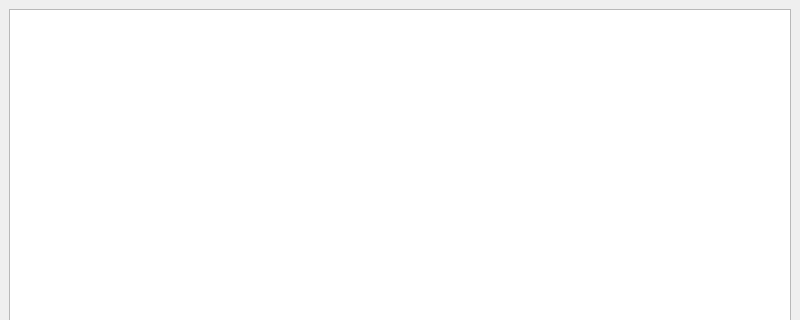
evopedia/evopedia_qt, file src/dumpSettings.ui: the form before one commit; both pictures show x 0 to 800 and y 0 to 320 of the 800 by 600 pixel window.
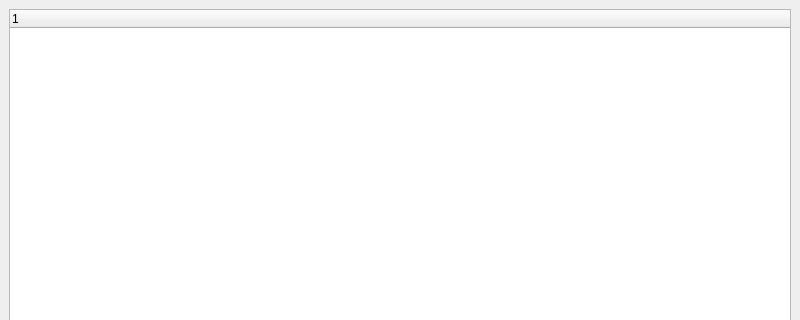
The form after the commit. Custom widgets are drawn as their Qt base class.

```diff
--- a/src/dumpSettings.ui
+++ b/src/dumpSettings.ui
@@ -15,9 +15,6 @@
   </property>
   <widget class="QWidget" name="centralwidget">
    <layout class="QGridLayout" name="gridLayout">
-    <item row="0" column="0" colspan="3">
-     <widget class="TreeView" name="treeView"/>
-    </item>
     <item row="1" column="0">
      <widget class="QPushButton" name="addButton">
       <property name="text">
@@ -45,6 +42,9 @@
       </property>
      </widget>
     </item>
+    <item row="0" column="0" colspan="3">
+     <widget class="ArchiveList" name="archiveList"/>
+    </item>
    </layout>
   </widget>
   <widget class="QMenuBar" name="menubar">
@@ -61,9 +61,9 @@
  </widget>
  <customwidgets>
   <customwidget>
-   <class>TreeView</class>
-   <extends>QTreeView</extends>
-   <header>treeview.h</header>
+   <class>ArchiveList</class>
+   <extends>QTreeWidget</extends>
+   <header>archivelist.h</header>
   </customwidget>
  </customwidgets>
  <resources/>
```
Left out of the diff: 2 changed lines with no effect on the pictures.
